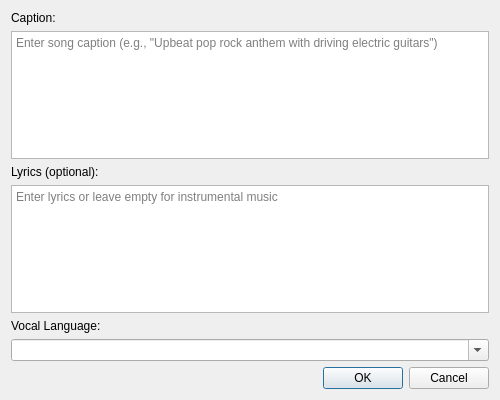
Old version of the form src/SongDialog.ui in the repository cynodesmus/aceradio.
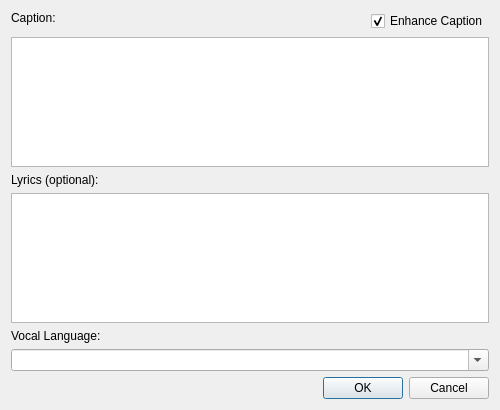
New version of the form.

Commit message: Add ability to enable and disable cot per song to ui

The edit to the form file:
```diff
--- a/src/SongDialog.ui
+++ b/src/SongDialog.ui
@@ -7,7 +7,7 @@
 			                                         <x>0</x>
 			                                         <y>0</y>
 			                                         <width>500</width>
-			                                         <height>400</height>
+    <height>410</height>
 			                                         </rect>
 			                                         </property>
 			                                         <property name="windowTitle">
@@ -15,6 +15,11 @@
 			                                             </property>
 			<layout class="QVBoxLayout" name="verticalLayout">
 				                                                 <item>
+    <layout class="QHBoxLayout" name="horizontalLayout" stretch="1,0">
+     <property name="bottomMargin">
+      <number>0</number>
+     </property>
+     <item>
 				<widget class="QLabel" name="captionLabel">
 					                                                     <property name="text">
 					                                                         <string>Caption:</string>
@@ -25,14 +30,19 @@
 					                                                             </widget>
 					                                                             </item>
 					                                                             <item>
-					<widget class="QTextEdit" name="captionEdit">
-						                                                                 <property name="placeholderText">
-						                                                                     <string>Enter song caption (e.g., "Upbeat pop rock anthem with driving electric guitars")</string>
-						                                                                     </property>
-						                                                                     <property name="maximumHeight">
-						                                                                         <number>80</number>
-						                                                                         </property>
-						                                                                         </widget>
+      <widget class="QCheckBox" name="checkBoxEnhanceCaption">
+       <property name="text">
+        <string>Enhance Caption</string>
+       </property>
+       <property name="checked">
+        <bool>true</bool>
+       </property>
+      </widget>
+     </item>
+    </layout>
+   </item>
+   <item>
+    <widget class="QPlainTextEdit" name="captionEdit"/>
 						                                                                         </item>
 						                                                                         <item>
 						<widget class="QLabel" name="lyricsLabel">
@@ -45,14 +55,7 @@
 							                                                                                     </widget>
 							                                                                                     </item>
 							                                                                                     <item>
-							<widget class="QTextEdit" name="lyricsEdit">
-								                                                                                         <property name="placeholderText">
-								                                                                                             <string>Enter lyrics or leave empty for instrumental music</string>
-								                                                                                             </property>
-								                                                                                             <property name="minimumHeight">
-								                                                                                                 <number>150</number>
-								                                                                                                 </property>
-								                                                                                                 </widget>
+    <widget class="QPlainTextEdit" name="lyricsEdit"/>
 								                                                                                                 </item>
 								                                                                                                 <item>
 								<widget class="QLabel" name="vocalLanguageLabel">
```
Left out of the diff: 8 changed lines with no effect on the pictures. Lines whose indentation alone changed are shown as unchanged. The commit also changes 5 other files.
